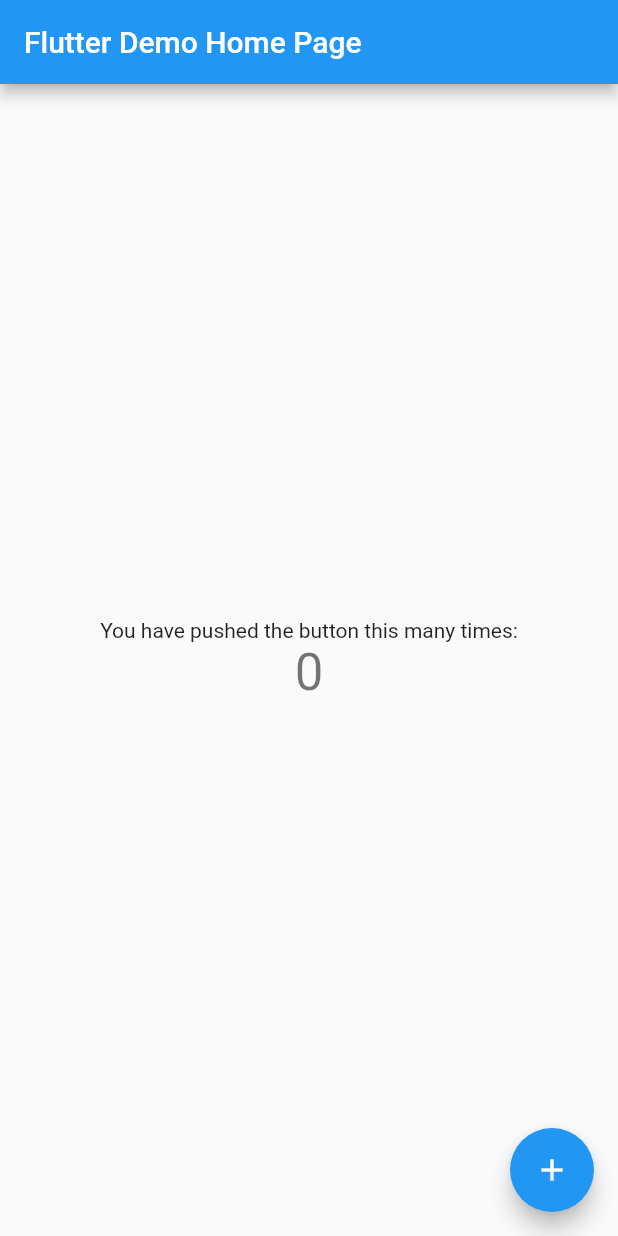
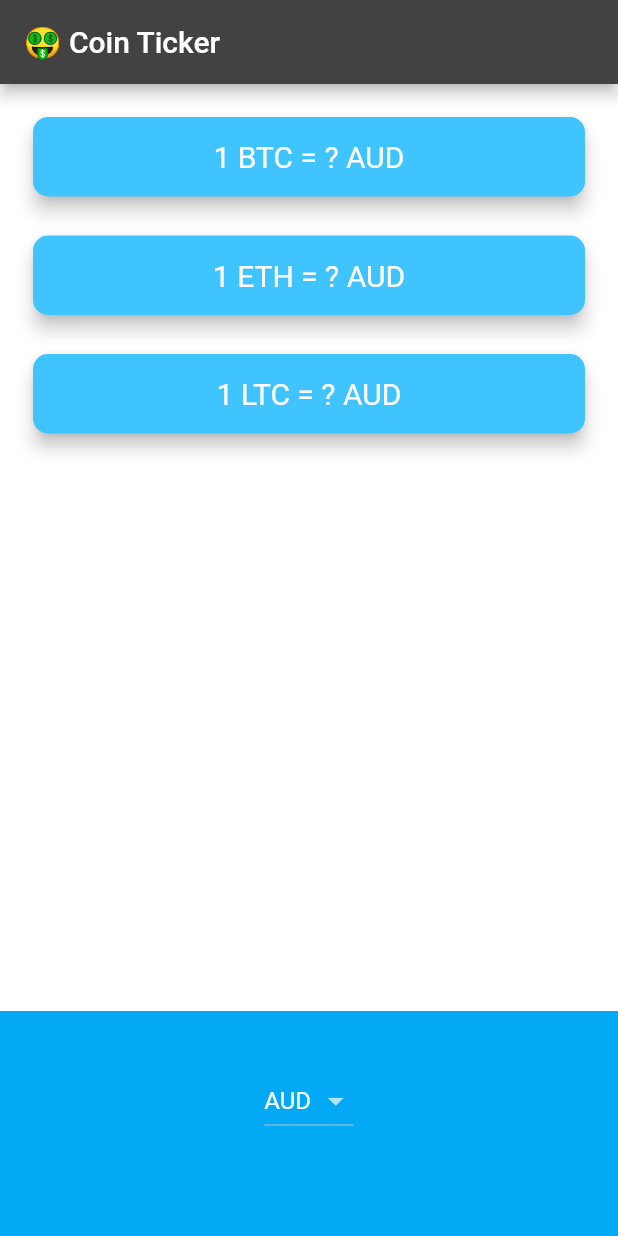
Before and after one commit to Dolnys/bitcoin_tracker, a Flutter app: the screen it shows after launch, on a phone screen of 412 x 824 dp. Run offline on Flutter 3.47's test engine with Material 2 defaults, Android fonts, the phone set to English and light mode, and no system bars; network calls fail.

```diff
--- /dev/null
+++ b/lib/coin_data.dart
@@ -0,0 +1,51 @@
+import 'dart:convert';
+import 'package:http/http.dart' as http;
+
+const List<String> currenciesList = [
+  'AUD',
+  'BRL',
+  'CAD',
+  'CNY',
+  'EUR',
+  'GBP',
+  'HKD',
+  'IDR',
+  'ILS',
+  'INR',
+  'JPY',
+  'MXN',
+  'NOK',
+  'NZD',
+  'PLN',
+  'RON',
+  'RUB',
+  'SEK',
+  'SGD',
+  'USD',
+  'ZAR'
+];
+
+const List<String> cryptoList = ['BTC', 'ETH', 'LTC'];
+
+const coinAPIURL = 'https://rest.coinapi.io/v1/exchangerate';
+const apiKey = '05ACA1DC-C5C1-44C9-ABA8-155F023EBC90';
+
+class CoinData {
+  Future getCoinData(String selectedCurrency) async {
+    Map<String, String> cryptoPrices = {};
+    for (String crypto in cryptoList) {
+      String requestURL =
+          '$coinAPIURL/$crypto/$selectedCurrency?apikey=$apiKey';
+      http.Response response = await http.get(Uri.parse(requestURL));
+      if (response.statusCode == 200) {
+        var decodedData = jsonDecode(response.body);
+        double price = decodedData['rate'];
+        cryptoPrices[crypto] = price.toStringAsFixed(0);
+      } else {
+        print(response.statusCode);
+        throw 'Problem with the get request';
+      }
+    }
+    return cryptoPrices;
+  }
+}
--- a/lib/main.dart
+++ b/lib/main.dart
@@ -1,115 +1,16 @@
 import 'package:flutter/material.dart';
+import 'price_screen.dart';
 
-void main() {
-  runApp(const MyApp());
-}
+void main() => runApp(MyApp());
 
 class MyApp extends StatelessWidget {
-  const MyApp({super.key});
-
-  // This widget is the root of your application.
   @override
   Widget build(BuildContext context) {
     return MaterialApp(
-      title: 'Flutter Demo',
-      theme: ThemeData(
-        // This is the theme of your application.
-        //
-        // Try running your application with "flutter run". You'll see the
-        // application has a blue toolbar. Then, without quitting the app, try
-        // changing the primarySwatch below to Colors.green and then invoke
-        // "hot reload" (press "r" in the console where you ran "flutter run",
-        // or simply save your changes to "hot reload" in a Flutter IDE).
-        // Notice that the counter didn't reset back to zero; the application
-        // is not restarted.
-        primarySwatch: Colors.blue,
-      ),
-      home: const MyHomePage(title: 'Flutter Demo Home Page'),
+      theme: ThemeData.dark().copyWith(
+          primaryColor: Colors.lightBlue,
+          scaffoldBackgroundColor: Colors.white),
+      home: PriceScreen(),
     );
   }
 }
-
-class MyHomePage extends StatefulWidget {
-  const MyHomePage({super.key, required this.title});
-
-  // This widget is the home page of your application. It is stateful, meaning
-  // that it has a State object (defined below) that contains fields that affect
-  // how it looks.
-
-  // This class is the configuration for the state. It holds the values (in this
-  // case the title) provided by the parent (in this case the App widget) and
-  // used by the build method of the State. Fields in a Widget subclass are
-  // always marked "final".
-
-  final String title;
-
-  @override
-  State<MyHomePage> createState() => _MyHomePageState();
-}
-
-class _MyHomePageState extends State<MyHomePage> {
-  int _counter = 0;
-
-  void _incrementCounter() {
-    setState(() {
-      // This call to setState tells the Flutter framework that something has
-      // changed in this State, which causes it to rerun the build method below
-      // so that the display can reflect the updated values. If we changed
-      // _counter without calling setState(), then the build method would not be
-      // called again, and so nothing would appear to happen.
-      _counter++;
-    });
-  }
-
-  @override
-  Widget build(BuildContext context) {
-    // This method is rerun every time setState is called, for instance as done
-    // by the _incrementCounter method above.
-    //
-    // The Flutter framework has been optimized to make rerunning build methods
-    // fast, so that you can just rebuild anything that needs updating rather
-    // than having to individually change instances of widgets.
-    return Scaffold(
-      appBar: AppBar(
-        // Here we take the value from the MyHomePage object that was created by
-        // the App.build method, and use it to set our appbar title.
-        title: Text(widget.title),
-      ),
-      body: Center(
-        // Center is a layout widget. It takes a single child and positions it
-        // in the middle of the parent.
-        child: Column(
-          // Column is also a layout widget. It takes a list of children and
-          // arranges them vertically. By default, it sizes itself to fit its
-          // children horizontally, and tries to be as tall as its parent.
-          //
-          // Invoke "debug painting" (press "p" in the console, choose the
-          // "Toggle Debug Paint" action from the Flutter Inspector in Android
-          // Studio, or the "Toggle Debug Paint" command in Visual Studio Code)
-          // to see the wireframe for each widget.
-          //
-          // Column has various properties to control how it sizes itself and
-          // how it positions its children. Here we use mainAxisAlignment to
-          // center the children vertically; the main axis here is the vertical
-          // axis because Columns are vertical (the cross axis would be
-          // horizontal).
-          mainAxisAlignment: MainAxisAlignment.center,
-          children: <Widget>[
-            const Text(
-              'You have pushed the button this many times:',
-            ),
-            Text(
-              '$_counter',
-              style: Theme.of(context).textTheme.headlineMedium,
-            ),
-          ],
-        ),
-      ),
-      floatingActionButton: FloatingActionButton(
-        onPressed: _incrementCounter,
-        tooltip: 'Increment',
-        child: const Icon(Icons.add),
-      ), // This trailing comma makes auto-formatting nicer for build methods.
-    );
-  }
-}
--- /dev/null
+++ b/lib/price_screen.dart
@@ -0,0 +1,153 @@
+import 'package:flutter/material.dart';
+import 'package:flutter/cupertino.dart';
+import 'coin_data.dart';
+import 'dart:io' show Platform;
+
+class PriceScreen extends StatefulWidget {
+  @override
+  _PriceScreenState createState() => _PriceScreenState();
+}
+
+class _PriceScreenState extends State<PriceScreen> {
+  String selectedCurrency = 'AUD';
+
+  DropdownButton<String> androidDropdown() {
+    List<DropdownMenuItem<String>> dropdownItems = [];
+    for (String currency in currenciesList) {
+      var newItem = DropdownMenuItem(
+        child: Text(currency),
+        value: currency,
+      );
+      dropdownItems.add(newItem);
+    }
+
+    return DropdownButton<String>(
+      value: selectedCurrency,
+      items: dropdownItems,
+      onChanged: (value) {
+        setState(() {
+          selectedCurrency = value ?? '';
+          getData();
+        });
+      },
+    );
+  }
+
+  CupertinoPicker iOSPicker() {
+    List<Text> pickerItems = [];
+    for (String currency in currenciesList) {
+      pickerItems.add(Text(currency));
+    }
+
+    return CupertinoPicker(
+      backgroundColor: Colors.lightBlue,
+      itemExtent: 32.0,
+      onSelectedItemChanged: (selectedIndex) {
+        setState(() {
+          selectedCurrency = currenciesList[selectedIndex];
+          getData();
+        });
+      },
+      children: pickerItems,
+    );
+  }
+
+  Map<String, String> coinValues = {};
+  bool isWaiting = false;
+
+  void getData() async {
+    isWaiting = true;
+    try {
+      var data = await CoinData().getCoinData(selectedCurrency);
+      isWaiting = false;
+      setState(() {
+        coinValues = data;
+      });
+    } catch (e) {
+      print(e);
+    }
+  }
+
+  @override
+  void initState() {
+    super.initState();
+    getData();
+  }
+
+  Column makeCards() {
+    List<CryptoCard> cryptoCards = [];
+    for (String crypto in cryptoList) {
+      cryptoCards.add(
+        CryptoCard(
+          cryptoCurrency: crypto,
+          selectedCurrency: selectedCurrency,
+          value: isWaiting ? '?' : coinValues[crypto],
+        ),
+      );
+    }
+    return Column(
+      crossAxisAlignment: CrossAxisAlignment.stretch,
+      children: cryptoCards,
+    );
+  }
+
+  @override
+  Widget build(BuildContext context) {
+    return Scaffold(
+      appBar: AppBar(
+        title: Text('🤑 Coin Ticker'),
+      ),
+      body: Column(
+        mainAxisAlignment: MainAxisAlignment.spaceBetween,
+        crossAxisAlignment: CrossAxisAlignment.stretch,
+        children: <Widget>[
+          makeCards(),
+          Container(
+            height: 150.0,
+            alignment: Alignment.center,
+            padding: EdgeInsets.only(bottom: 30.0),
+            color: Colors.lightBlue,
+            child: Platform.isIOS ? iOSPicker() : androidDropdown(),
+          ),
+        ],
+      ),
+    );
+  }
+}
+
+class CryptoCard extends StatelessWidget {
+  const CryptoCard({
+    this.value,
+    this.selectedCurrency,
+    this.cryptoCurrency,
+  });
+
+  final String? value;
+  final String? selectedCurrency;
+  final String? cryptoCurrency;
+
+  @override
+  Widget build(BuildContext context) {
+    return Padding(
+      padding: EdgeInsets.fromLTRB(18.0, 18.0, 18.0, 0),
+      child: Card(
+        color: Colors.lightBlueAccent,
+        elevation: 5.0,
+        shape: RoundedRectangleBorder(
+          borderRadius: BorderRadius.circular(10.0),
+        ),
+        child: Padding(
+          padding: EdgeInsets.symmetric(vertical: 15.0, horizontal: 28.0),
+          child: Text(
+            '1 $cryptoCurrency = $value $selectedCurrency',
+            textAlign: TextAlign.center,
+            style: TextStyle(
+              fontSize: 20.0,
+              color: Colors.white,
+            ),
+          ),
+        ),
+      ),
+    );
+  }
+}
--- a/pubspec.yaml
+++ b/pubspec.yaml
@@ -35,6 +35,7 @@ dependencies:
   # The following adds the Cupertino Icons font to your application.
   # Use with the CupertinoIcons class for iOS style icons.
   cupertino_icons: ^1.0.2
+  http: ^0.13.5
 
 dev_dependencies:
   flutter_test:
```
Also changed, not shown: pubspec.lock, 1 other file.
